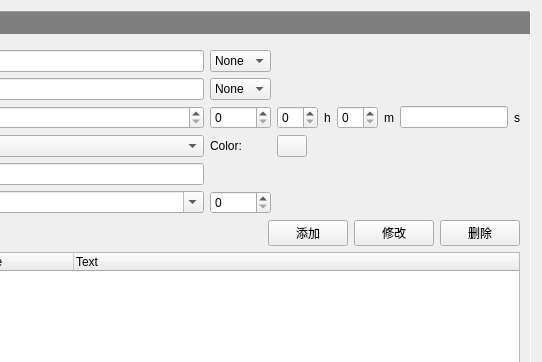
This is PlotManager.ui in whatudone/plotxy as Qt 5 draws it before an edit; both pictures show x 717 to 1259 and y 0 to 362 of the 1259 by 766 pixel window. The edited form follows.
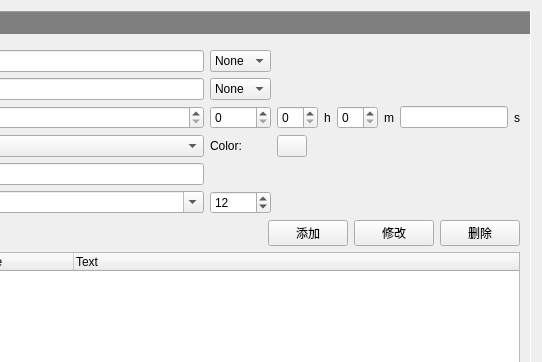
This is the edited form. The open tabs and pages were chosen to show the change. Custom widgets are drawn as their Qt base class.

```diff
--- a/PlotManager.ui
+++ b/PlotManager.ui
@@ -3227,7 +3227,14 @@
               </widget>
              </item>
              <item row="5" column="2">
-              <widget class="QSpinBox" name="spinBoxMarkerFontSize"/>
+              <widget class="QSpinBox" name="spinBoxMarkerFontSize">
+               <property name="minimum">
+                <number>8</number>
+               </property>
+               <property name="value">
+                <number>12</number>
+               </property>
+              </widget>
              </item>
              <item row="5" column="1">
               <widget class="QFontComboBox" name="fontComboBoxMarker"/>
```
Left out of the diff: 2 changed lines with no effect on the pictures.
